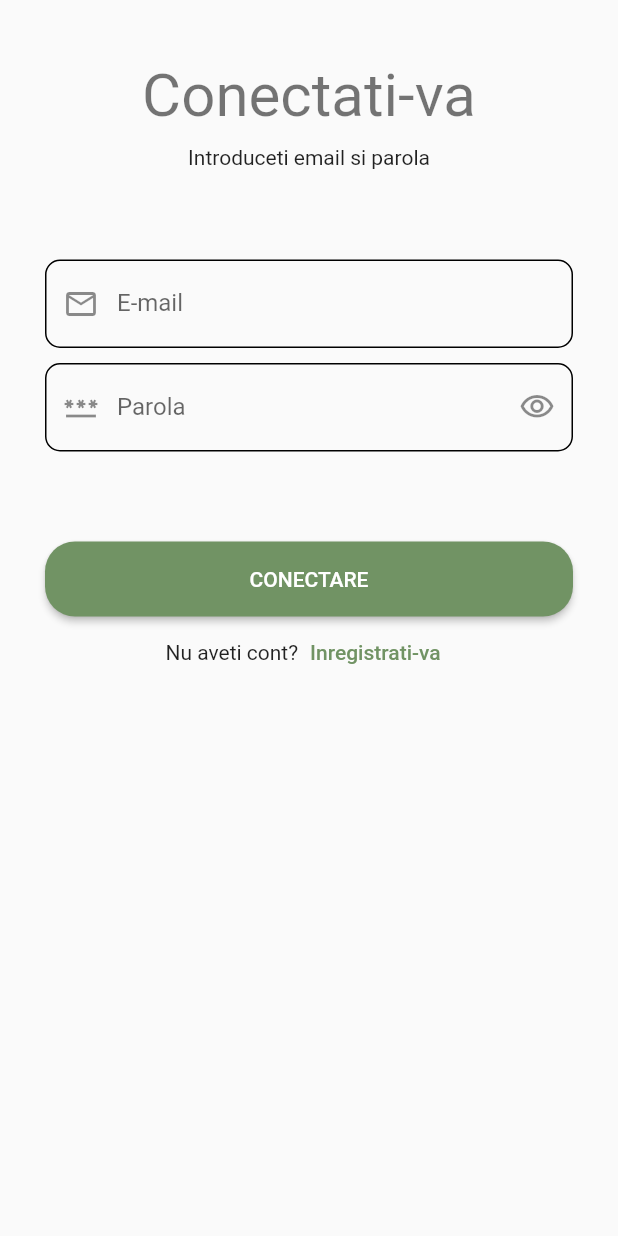
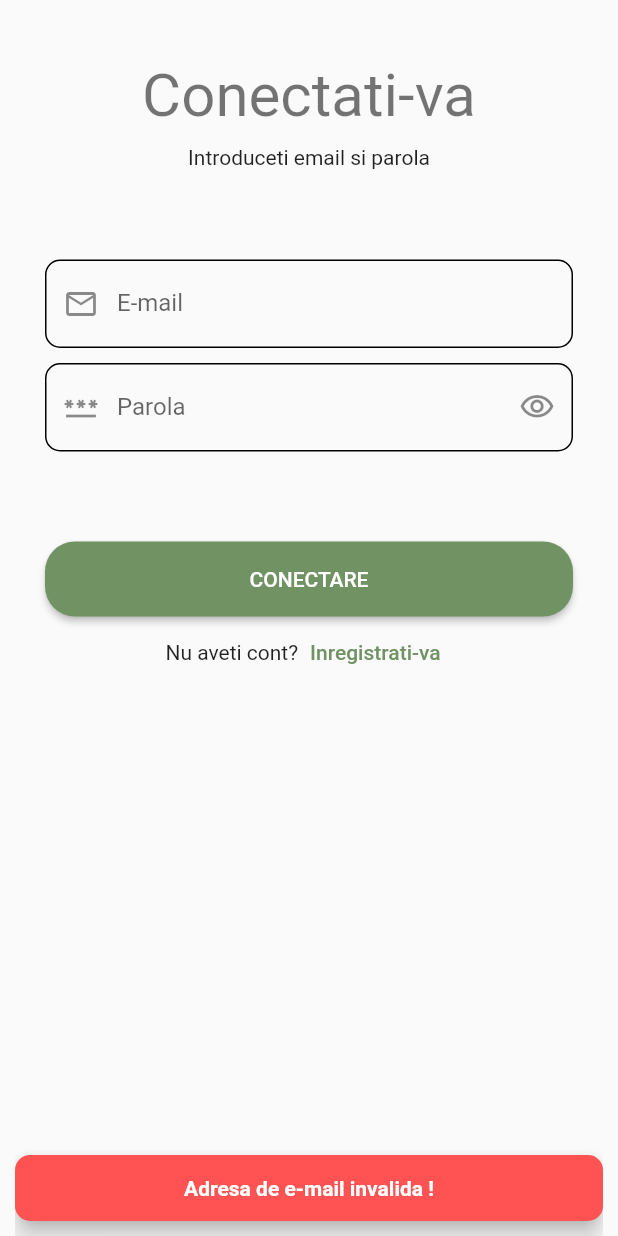
Before and after one commit to nstudor/travellerinromania, a Flutter app: the LoginPage widget shown alone on an empty page, opened directly with empty values, after a tap on "CONECTARE", on a phone screen of 412 x 824 dp. Run offline on Flutter 3.47's test engine with Material 2 defaults, Android fonts, the phone set to English and light mode, and no system bars; our stand-ins replace camera, flutter_html, flutter_map, geolocator, latlong2, location and 3 more; missing offline and left inert: flutter_qr_bar_scanner; accounts and stored records are empty.

Commit message:
Login/Register

```diff
--- a/lib/firstpage.dart
+++ b/lib/firstpage.dart
@@ -37,7 +37,10 @@ class _FirstPage extends State<FirstPage> {
         getCard(Icons.view_list_rounded, 'Browse', 11),
         getCard(Icons.qr_code_2_outlined, 'Scan code', 12),
         getCard(Icons.map_outlined, 'Show map', 13),
-        getCard(Icons.person_outlined, 'Login', 14),
+        getCard(
+            Icons.person_outlined,
+            globals.userId == "" ? "Login" : "Profile",
+            globals.userId == "" ? 4 : 14),
         getCard(Icons.add_a_photo_outlined, 'Add photo', 15),
         getCard(Icons.search_outlined, 'Search', 16),
       ],
--- a/lib/globals.dart
+++ b/lib/globals.dart
@@ -20,6 +20,8 @@ String userName = "";
 String userMail = "";
 
 String poiId = "";
+
+String textInfo = "";
 
 int gpsTime = DateTime.now().millisecondsSinceEpoch;
 
@@ -56,6 +58,25 @@ dynamic postData(String endpoint, dynamic postdata) async {
   if (response.statusCode == 200) {
     data = response.body;
   }
-  print("GOT API for " + endpoint);
+  String postStr = json.encode(postdata);
+  print("GOT API for " + endpoint + " : " + postStr + "\n" + data);
   return json.decode(data);
 }
+
+void showMessage(context, String x, Color cl) {
+  ScaffoldMessenger.of(context).showSnackBar(
+    SnackBar(
+      width: MediaQuery.of(context).size.width - 20,
+      backgroundColor: cl,
+      shape: RoundedRectangleBorder(
+        borderRadius: BorderRadius.circular(10),
+      ),
+      behavior: SnackBarBehavior.floating,
+      content: Text(
+        x,
+        textAlign: TextAlign.center,
+        style: const TextStyle(fontWeight: FontWeight.bold),
+      ),
+    ),
+  );
+}
--- a/lib/loginpage.dart
+++ b/lib/loginpage.dart
@@ -33,8 +33,11 @@ class _LoginPage extends State<LoginPage> {
           ),
           const SizedBox(height: 10),
           Text(
-            "Introduceti email si parola",
+            globals.textInfo == ""
+                ? "Introduceti email si parola"
+                : globals.textInfo,
             style: Theme.of(context).textTheme.bodyMedium,
+            textAlign: TextAlign.center,
           ),
           const SizedBox(height: 60),
           TextFormField(
@@ -52,9 +55,6 @@ class _LoginPage extends State<LoginPage> {
             ),
             onEditingComplete: () => _focusNodePassword.requestFocus(),
             validator: (String? value) {
-              if (value == null || value.isEmpty) {
-                return "Introduceti adresa de e-mail.";
-              }
               return null;
             },
           ),
@@ -84,9 +84,6 @@ class _LoginPage extends State<LoginPage> {
               ),
             ),
             validator: (String? value) {
-              if (value == null || value.isEmpty) {
-                return "Introduceti parola.";
-              }
               return null;
             },
           ),
@@ -100,8 +97,41 @@ class _LoginPage extends State<LoginPage> {
                     borderRadius: BorderRadius.circular(20),
                   ),
                 ),
-                onPressed: () {
-                  print("Trying to login");
+                onPressed: () async {
+                  globals.textInfo = "";
+
+                  String ce = cUser.text;
+                  String cp = cPass.text;
+
+                  if ((ce.indexOf('@') < 1) || (ce.indexOf('.') < 1)) {
+                    globals.showMessage(context, "Adresa de e-mail invalida !",
+                        Colors.redAccent);
+                    return;
+                  }
+
+                  if (cp.length < 6) {
+                    globals.showMessage(
+                        context, "Parola invalida !", Colors.redAccent);
+                    return;
+                  }
+
+                  dynamic log = await globals.postData("login",
+                      jsonEncode(<String, String?>{'email': ce, 'pass': cp}));
+
+                  LogData data = LogData.fromMap(log);
+                  String status = data.status!;
+                  if (status == "error") {
+                    String errtxt = data.error!;
+                    globals.showMessage(context, errtxt, Colors.redAccent);
+                    return;
+                  }
+                  globals.userId = data.userid!;
+                  globals.userName = data.username!;
+                  globals.userMail = data.usermail!;
+                  print("ID:" + globals.userId);
+                  print("NM:" + globals.userName);
+                  print("EM:" + globals.userMail);
+                  this.widget.callback(14);
                 },
                 child: const Text("CONECTARE"),
               ),
@@ -111,6 +141,7 @@ class _LoginPage extends State<LoginPage> {
                   const Text("Nu aveti cont?"),
                   TextButton(
                     onPressed: () {
+                      globals.textInfo = "";
                       this.widget.callback(5);
                     },
                     child: const Text("Inregistrati-va"),
@@ -123,4 +154,28 @@ class _LoginPage extends State<LoginPage> {
       ),
     );
   }
+
+  @override
+  void dispose() {
+    cUser.dispose();
+    cPass.dispose();
+    super.dispose();
+  }
 }
+
+class LogData {
+  final String? status;
+  final String? error;
+  final String? userid;
+  final String? usermail;
+  final String? username;
+  LogData({this.status, this.error, this.userid, this.usermail, this.username});
+  factory LogData.fromMap(Map<String, dynamic> map) {
+    return LogData(
+        status: map['status'],
+        error: map['error'],
+        userid: map['userid'],
+        usermail: map['usermail'],
+        username: map['username']);
+  }
+}
--- a/lib/main.dart
+++ b/lib/main.dart
@@ -20,6 +20,8 @@ import 'package:travellerinromania/poipage.dart';
 import 'package:travellerinromania/firstpage.dart';
 import 'package:travellerinromania/loginpage.dart';
 import 'package:travellerinromania/registerpage.dart';
+import 'package:travellerinromania/profilepage.dart';
+import 'package:travellerinromania/showmappage.dart';
 import 'package:travellerinromania/scanqrcode.dart';
 import 'package:travellerinromania/errorpage.dart';
 
@@ -65,12 +67,7 @@ class MyHomePage extends StatefulWidget {
 
 class _MyHomePageState extends State<MyHomePage> {
   int _selectedIndex = 0;
-
-  // final skmap = SKMap();
-  // final skpois = SKPois();
-  // final skcamera = SKCamera();
   late StreamSubscription<Position> positionStream;
-  Timer? periodicTimer;
   SharedPreferences? prefs;
 
   @override
@@ -97,28 +94,6 @@ class _MyHomePageState extends State<MyHomePage> {
     globals.userName = prefs!.getString('user_name') ?? "";
     globals.userMail = prefs!.getString('user_mail') ?? "";
 
-    periodicTimer = Timer.periodic(const Duration(seconds: 1), (timer) {
-      print('timer');
-/*
-      if (_selectedIndex == 14) {
-        globals.userMarker = [
-          Marker(
-            width: 30,
-            height: 30,
-            point: LatLng(globals.gpsLatitude, globals.gpsLongitude),
-            builder: (ctx) => Icon(
-              shadows: <Shadow>[Shadow(color: Colors.white, blurRadius: 15.0)],
-              Icons.accessibility,
-              size: 30,
-              color: Colors.purpleAccent,
-            ),
-          )
-        ];
-      }
-      globals.screensize = MediaQuery.of(context).size.width;
-*/
-    });
-
     setState(() {
       print('settingState 1');
       _selectedIndex = 1;
@@ -134,6 +109,8 @@ class _MyHomePageState extends State<MyHomePage> {
           return splashScreen(this.doRefresh);
         case 1:
           return FirstPage(this.doRefresh);
+        case 4:
+          return LoginPage(this.doRefresh);
         case 5:
           return RegisterPage(this.doRefresh);
         case 6:
@@ -143,11 +120,10 @@ class _MyHomePageState extends State<MyHomePage> {
         //   return BrowsePage(this.doRefresh);
         case 12:
           return ScanQRPage(this.doRefresh);
-        // case 13:
-        //   return ShowMapPage(this.doRefresh);
+        case 13:
+          return ShowMapPage(this.doRefresh);
         case 14:
-          if (globals.userId == "") return LoginPage(this.doRefresh);
-//           return LoginPage(this.doRefresh);
+          return ProfilePage(this.doRefresh);
 
         // case 15:
         //   return AddPhotoPage(this.doRefresh);
```
Also changed, not shown: lib/profilepage.dart (added, +59 -0 lines), lib/registerpage.dart (+80 -53 lines), lib/showmappage.dart (added, +73 -0 lines).
